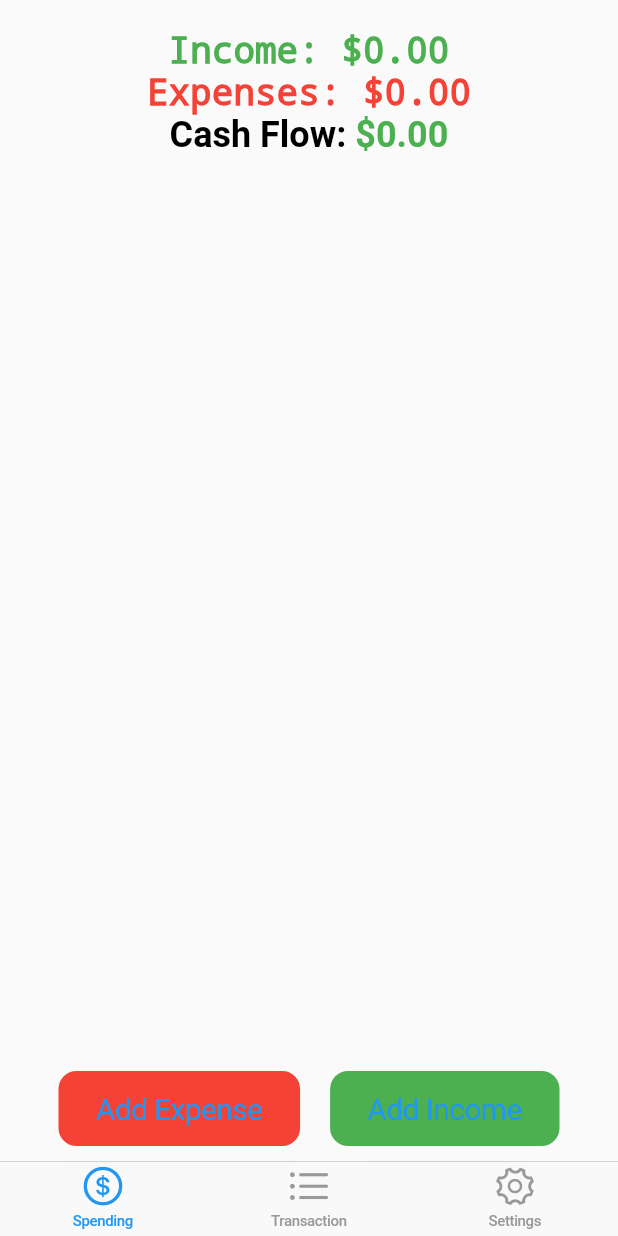
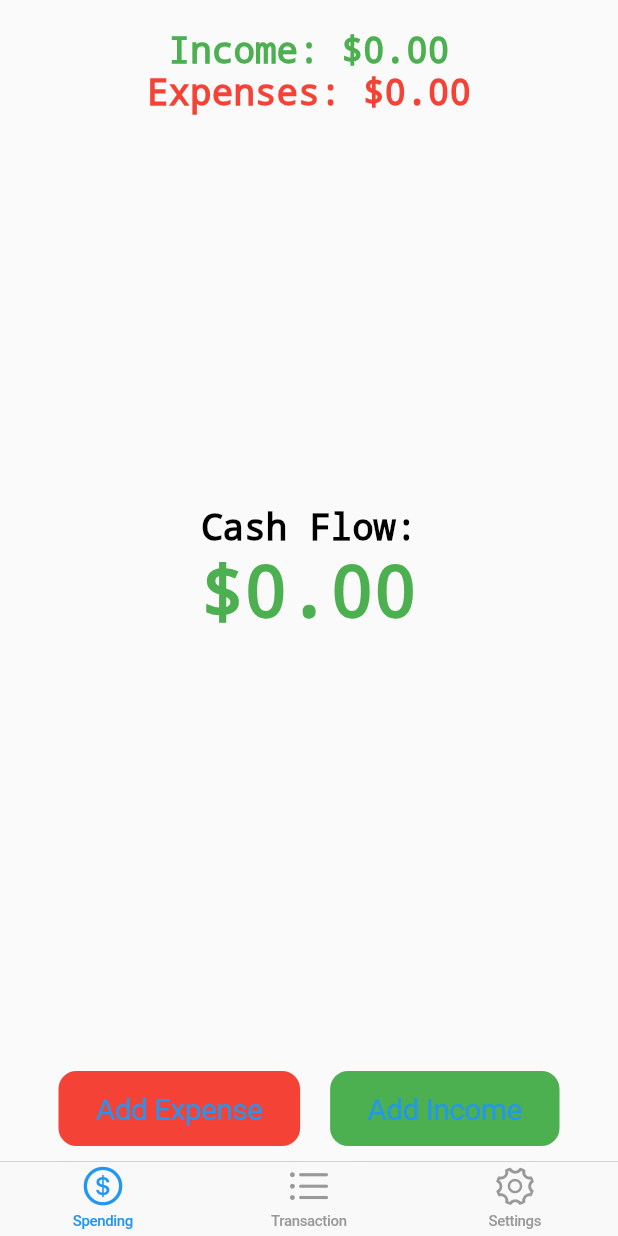
Before and after one commit to khatruong2009/flutter-budget, a Flutter app: the screen it shows after launch, on a phone screen of 412 x 824 dp. Run offline on Flutter 3.47's test engine with Material 2 defaults, Android fonts, the phone set to English and light mode, and no system bars; our stand-ins replace shared_preferences.

Commit message:
moved cash flow to the middle with label

```diff
--- a/budget_app/lib/main.dart
+++ b/budget_app/lib/main.dart
@@ -147,7 +147,8 @@ class SpendingPage extends StatelessWidget {
         child: Column(
           mainAxisAlignment: MainAxisAlignment.spaceBetween,
           children: <Widget>[
-            Padding(
+            Expanded(
+              child: Padding(
                 padding: const EdgeInsets.all(20.0),
                 child: Column(
                   children: <Widget>[
@@ -167,34 +168,32 @@ class SpendingPage extends StatelessWidget {
                           color: Colors.red,
                           decoration: TextDecoration.none),
                     ),
-                  // make only the number red or green depending on the value and make the text black
-                  RichText(
-                    text: TextSpan(
-                      children: <TextSpan>[
-                        const TextSpan(
-                          text: 'Cash Flow: ',
+                    Expanded(
+                      child: Column(
+                        mainAxisAlignment: MainAxisAlignment.center,
+                        children: [
+                          const Text("Cash Flow:",
                               style: TextStyle(
                                   fontSize: 24,
                                   fontWeight: FontWeight.bold,
                                   color: Colors.black,
-                            decoration: TextDecoration.none,
-                          ),
-                        ),
-                        TextSpan(
-                          text: '\$${netDifference.toStringAsFixed(2)}',
+                                  decoration: TextDecoration.none)),
+                          Text(
+                            '\$${netDifference.toStringAsFixed(2)}',
                             style: TextStyle(
-                            fontSize: 24,
+                                fontSize: 48,
                                 fontWeight: FontWeight.bold,
-                            color:
-                                netDifference < 0 ? Colors.red : Colors.green,
-                            decoration: TextDecoration.none,
-                          ),
+                                color: netDifference < 0
+                                    ? Colors.red
+                                    : Colors.green,
+                                decoration: TextDecoration.none),
                           ),
                         ],
                       ),
+                    )
+                    // const SizedBox(height: 16),
+                  ],
                 ),
-                  const SizedBox(height: 16),
-                ],
               ),
             ),
             Center(
```
Lines whose indentation alone changed are shown as unchanged.
